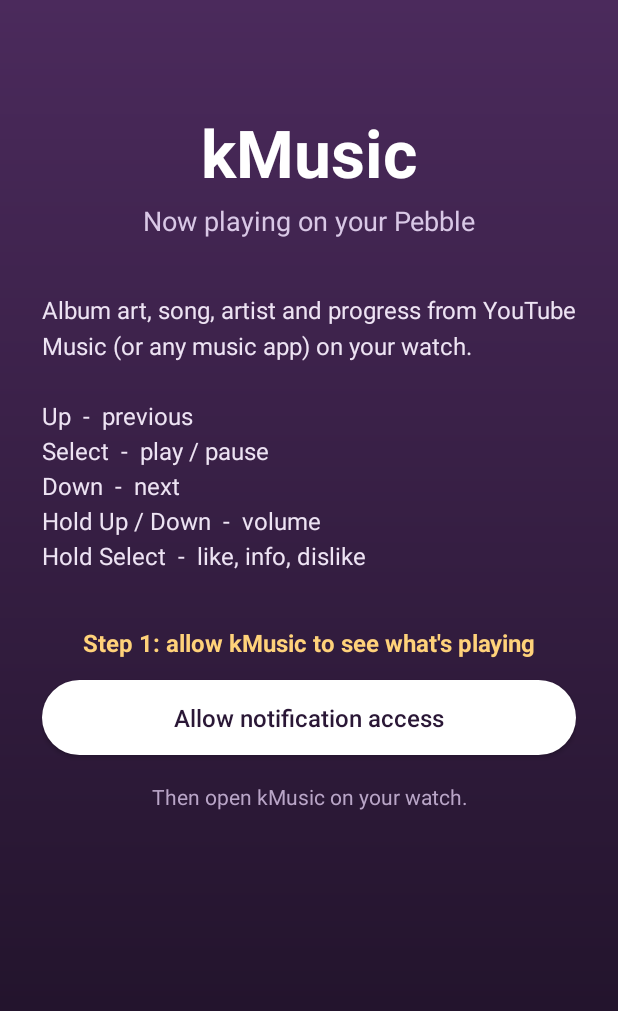
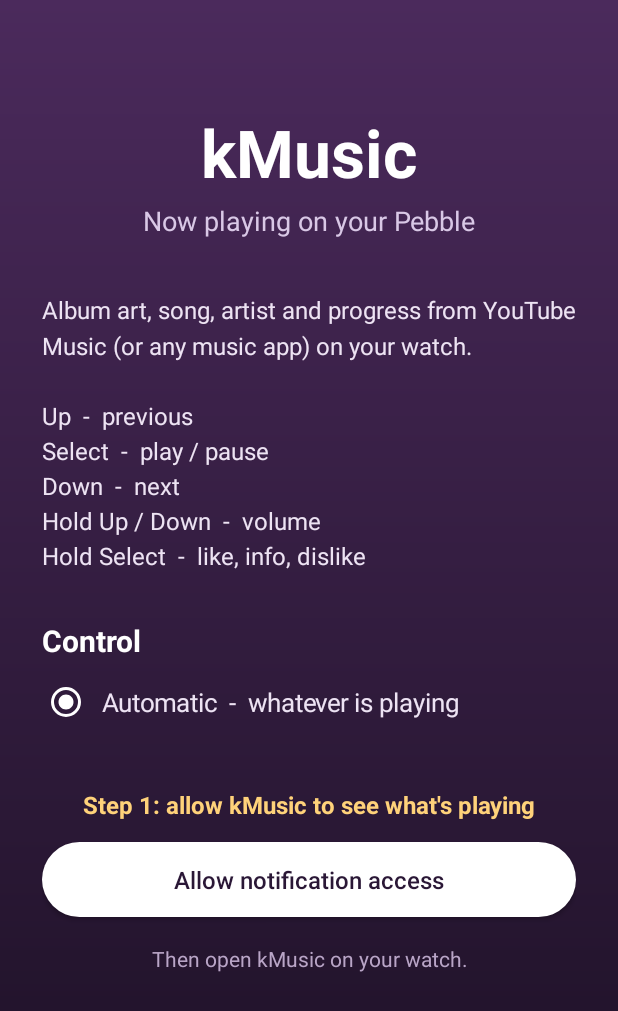
Before and after one commit to gkerherve/kMusic, an Android app: the screen it shows after launch (MainActivity), on a phone screen of 412 x 824 dp. Shown: the top 1011 px of the screen. Run offline under Robolectric (Android 15) with nearby library versions, the phone set to English and light mode, and no system bars.

Commit message:
android 1.2: choose which music app kMusic controls (or automatic)
Co-Authored-By: Claude Opus 5.5 <noreply@anthropic.com>

```diff
--- a/android/app/build.gradle.kts
+++ b/android/app/build.gradle.kts
@@ -9,8 +9,8 @@ android {
         applicationId = "uk.kherve.kmusic"
         minSdk = 26
         targetSdk = 34
-        versionCode = 2
-        versionName = "1.1"
+        versionCode = 3
+        versionName = "1.2"
     }
     buildTypes { release { isMinifyEnabled = false; signingConfig = signingConfigs.getByName("debug") } }
     compileOptions { sourceCompatibility = JavaVersion.VERSION_17; targetCompatibility = JavaVersion.VERSION_17 }
--- a/android/app/src/main/AndroidManifest.xml
+++ b/android/app/src/main/AndroidManifest.xml
@@ -2,6 +2,8 @@
 <manifest xmlns:android="http://schemas.android.com/apk/res/android">
     <queries>
         <intent><action android:name="com.getpebble.action.app.SEND" /></intent>
+        <intent><action android:name="android.media.browse.MediaBrowserService" /></intent>
+        <intent><action android:name="android.intent.action.MEDIA_BUTTON" /></intent>
     </queries>
     <application
         android:label="kMusic"
--- a/android/app/src/main/java/uk/kherve/kmusic/MainActivity.kt
+++ b/android/app/src/main/java/uk/kherve/kmusic/MainActivity.kt
@@ -11,6 +11,10 @@ import android.provider.Settings
 import android.view.Gravity
 import android.widget.Button
 import android.widget.LinearLayout
+import android.widget.RadioButton
+import android.widget.RadioGroup
+import android.widget.ScrollView
+import android.content.res.ColorStateList
 import android.widget.TextView
 
 /** One screen: explains kMusic and asks for notification access (needed to read what's playing). */
@@ -43,6 +47,28 @@ class MainActivity : Activity() {
                    "Up  -  previous\nSelect  -  play / pause\nDown  -  next\nHold Up / Down  -  volume\nHold Select  -  like, info, dislike"
             textSize = 16f; setTextColor(Color.parseColor("#EDE3F3")); setLineSpacing(0f, 1.25f)
         })
+        // ---- which app to control
+        root.addView(TextView(this).apply {
+            text = "Control"; textSize = 20f; setTextColor(Color.WHITE); typeface = Typeface.DEFAULT_BOLD
+            setPadding(0, (32 * dp).toInt(), 0, (6 * dp).toInt())
+        })
+        val prefs = getSharedPreferences("kmusic", MODE_PRIVATE)
+        val chosen = prefs.getString("player", "") ?: ""
+        val group = RadioGroup(this)
+        val tint = ColorStateList.valueOf(Color.WHITE)
+        fun option(label: String, pkg: String) {
+            group.addView(RadioButton(this).apply {
+                text = label; textSize = 17f; setTextColor(Color.parseColor("#EDE3F3")); buttonTintList = tint
+                setPadding((8 * dp).toInt(), (10 * dp).toInt(), 0, (10 * dp).toInt())
+                id = android.view.View.generateViewId()
+                isChecked = pkg == chosen
+                setOnClickListener { prefs.edit().putString("player", pkg).apply() }
+            })
+        }
+        option("Automatic  -  whatever is playing", "")
+        for ((label, pkg) in musicApps()) option(label, pkg)
+        root.addView(group)
+
         status = TextView(this).apply {
             textSize = 16f; typeface = Typeface.DEFAULT_BOLD; gravity = Gravity.CENTER
             setPadding(0, (36 * dp).toInt(), 0, (14 * dp).toInt())
@@ -60,7 +86,24 @@ class MainActivity : Activity() {
             textSize = 14f; setTextColor(Color.parseColor("#B9A5C7")); gravity = Gravity.CENTER
             setPadding(0, (18 * dp).toInt(), 0, 0)
         })
-        setContentView(root)
+        setContentView(ScrollView(this).apply {
+            isFillViewport = true
+            background = root.background
+            addView(root)
+        })
+    }
+
+    /** Installed apps that can play media (they offer a media browser or handle media buttons). */
+    private fun musicApps(): List<Pair<String, String>> {
+        val pm = packageManager
+        val pkgs = LinkedHashSet<String>()
+        pm.queryIntentServices(Intent("android.media.browse.MediaBrowserService"), 0).forEach { pkgs += it.serviceInfo.packageName }
+        pm.queryBroadcastReceivers(Intent(Intent.ACTION_MEDIA_BUTTON), 0).forEach { pkgs += it.activityInfo.packageName }
+        pkgs -= packageName
+        return pkgs.mapNotNull { p ->
+            try { pm.getApplicationLabel(pm.getApplicationInfo(p, 0)).toString() to p } catch (_: Exception) { null }
+        }.filter { pm.getLaunchIntentForPackage(it.second) != null }      // only apps you can open
+         .sortedBy { it.first.lowercase() }
     }
 
     override fun onResume() {
```
Also changed, not shown: android/app/src/main/java/uk/kherve/kmusic/MusicService.kt (+11 -1 lines).
